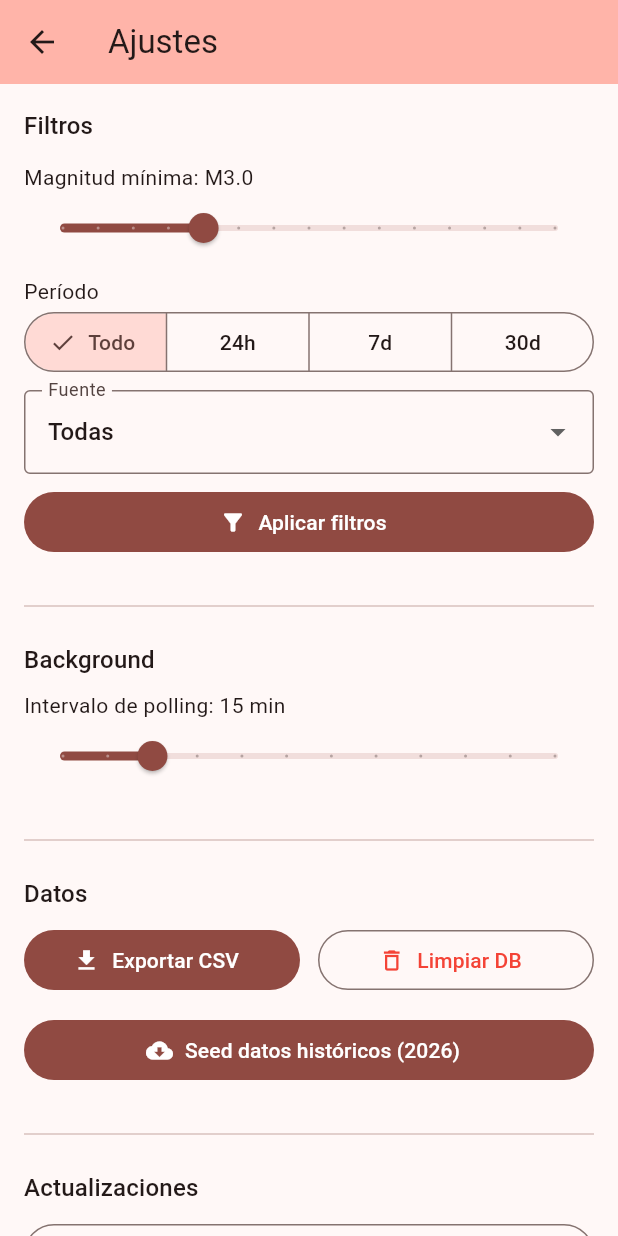
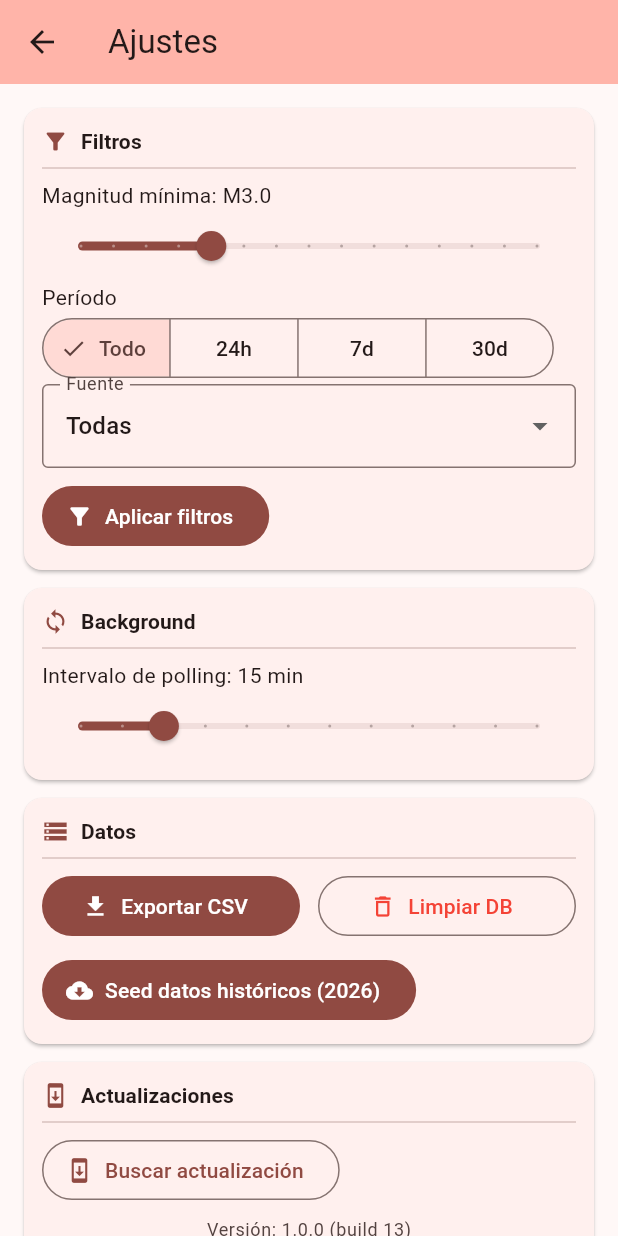
Before and after one commit to juancito8812/sismo-app, a Flutter app: the SettingsScreen screen opened directly, on a phone screen of 412 x 824 dp. Run offline on Flutter 3.47's test engine with Material 3 defaults, Android fonts, the phone set to English and light mode, and no system bars; our stand-ins replace audioplayers, csv, flutter_contacts, flutter_local_notifications, flutter_map, latlong2 and 3 more; missing offline and left inert: torch_light, workmanager; accounts and stored records are empty; statements that could not run were skipped.

Commit message:
ui: prep bar 2 filas, leyenda mapa, clustering, settings cards, estoy bien real

```diff
--- a/lib/screens/settings_screen.dart
+++ b/lib/screens/settings_screen.dart
@@ -48,15 +48,11 @@ class _SettingsScreenState extends State<SettingsScreen> {
       body: ListView(
         padding: const EdgeInsets.all(16),
         children: [
-          Text('Filtros', style: theme.textTheme.titleMedium),
-          const SizedBox(height: 12),
+          _section(theme, Icons.filter_alt, 'Filtros', [
             Text('Magnitud mínima: M${_minMagnitude.toStringAsFixed(1)}'),
-          Slider(
-            value: _minMagnitude, min: 1.0, max: 8.0, divisions: 14,
+            Slider(value: _minMagnitude, min: 1.0, max: 8.0, divisions: 14,
               label: 'M${_minMagnitude.toStringAsFixed(1)}',
-            onChanged: (v) => setState(() => _minMagnitude = v),
-          ),
-          const SizedBox(height: 8),
+              onChanged: (v) => setState(() => _minMagnitude = v)),
             Text('Período'),
             SegmentedButton<int>(
               segments: const [
@@ -68,7 +64,6 @@ class _SettingsScreenState extends State<SettingsScreen> {
               selected: {_dateFilter},
               onSelectionChanged: (v) => setState(() => _dateFilter = v.first),
             ),
-          const SizedBox(height: 8),
             DropdownButtonFormField<String>(
               value: _sourceFilter,
               decoration: const InputDecoration(labelText: 'Fuente', border: OutlineInputBorder()),
@@ -78,119 +73,98 @@ class _SettingsScreenState extends State<SettingsScreen> {
             const SizedBox(height: 8),
             FilledButton.icon(
               onPressed: () => Navigator.pop(context, _buildFilterMap()),
-            icon: const Icon(Icons.filter_alt),
-            label: const Text('Aplicar filtros'),
-          ),
-          const SizedBox(height: 24),
-          const Divider(),
-          const SizedBox(height: 16),
+              icon: const Icon(Icons.filter_alt), label: const Text('Aplicar filtros')),
+          ]),
 
-          Text('Background', style: theme.textTheme.titleMedium),
-          const SizedBox(height: 8),
+          _section(theme, Icons.sync, 'Background', [
             Text('Intervalo de polling: $_pollInterval min'),
-          Slider(
-            value: _pollInterval.toDouble(), min: 5, max: 60, divisions: 11,
+            Slider(value: _pollInterval.toDouble(), min: 5, max: 60, divisions: 11,
               label: '$_pollInterval min',
               onChangeEnd: (v) => _savePollInterval(v.round()),
-            onChanged: (v) => setState(() => _pollInterval = v.round()),
-          ),
-          const SizedBox(height: 24),
-          const Divider(),
-          const SizedBox(height: 16),
+              onChanged: (v) => setState(() => _pollInterval = v.round())),
+          ]),
 
-          Text('Datos', style: theme.textTheme.titleMedium),
-          const SizedBox(height: 8),
+          _section(theme, Icons.storage, 'Datos', [
             if (_exportPath != null)
-            Card(
-              color: Colors.green.shade50,
-              child: ListTile(
+              Card(color: Colors.green.shade50, child: ListTile(
                 leading: const Icon(Icons.check_circle, color: Colors.green),
                 title: const Text('Exportado'),
                 subtitle: Text(_exportPath!, style: const TextStyle(fontSize: 12)),
-              ),
-            ),
+              )),
             if (_seededCount > 0)
-            Card(
-              color: Colors.blue.shade50,
-              child: ListTile(
+              Card(color: Colors.blue.shade50, child: ListTile(
                 leading: const Icon(Icons.history, color: Colors.blue),
                 title: Text('$_seededCount eventos históricos (Ene–Jun 2026)'),
-              ),
-            ),
-          Row(
-            children: [
-              Expanded(
-                child: FilledButton.icon(
+              )),
+            Row(children: [
+              Expanded(child: FilledButton.icon(
                 onPressed: _exporting ? null : _exportCsv,
                 icon: _exporting
                     ? const SizedBox(width: 18, height: 18, child: CircularProgressIndicator(strokeWidth: 2))
                     : const Icon(Icons.file_download),
-                  label: const Text('Exportar CSV'),
-                ),
-              ),
+                label: const Text('Exportar CSV'))),
               const SizedBox(width: 12),
-              Expanded(
-                child: OutlinedButton.icon(
+              Expanded(child: OutlinedButton.icon(
                 onPressed: _clearing ? null : _clearDb,
                 icon: _clearing
                     ? const SizedBox(width: 18, height: 18, child: CircularProgressIndicator(strokeWidth: 2))
                     : const Icon(Icons.delete_outline, color: Colors.red),
-                  label: Text('Limpiar DB', style: TextStyle(color: _clearing ? null : Colors.red)),
-                ),
-              ),
-            ],
-          ),
-          const SizedBox(height: 12),
+                label: Text('Limpiar DB', style: TextStyle(color: _clearing ? null : Colors.red)))),
+            ]),
+            const SizedBox(height: 8),
             FilledButton.icon(
               onPressed: _seeding ? null : _seedHistorical,
               icon: _seeding
                   ? const SizedBox(width: 18, height: 18, child: CircularProgressIndicator(strokeWidth: 2))
                   : const Icon(Icons.cloud_download),
-            label: Text(_seeding ? 'Descargando...' : 'Seed datos históricos (2026)'),
-          ),
-          const SizedBox(height: 24),
-          const Divider(),
-          const SizedBox(height: 16),
-          Text('Actualizaciones', style: theme.textTheme.titleMedium),
-          const SizedBox(height: 8),
+              label: Text(_seeding ? 'Descargando...' : 'Seed datos históricos (2026)')),
+          ]),
+
+          _section(theme, Icons.system_update, 'Actualizaciones', [
             if (_updateInfo != null)
               Card(
                 color: _updateInfo!.contains('disponible') ? Colors.green.shade50 : Colors.grey.shade100,
                 child: ListTile(
-                leading: Icon(
-                  _updateInfo!.contains('disponible') ? Icons.system_update : Icons.check_circle,
-                  color: _updateInfo!.contains('disponible') ? Colors.green : Colors.grey,
-                ),
+                  leading: Icon(_updateInfo!.contains('disponible') ? Icons.system_update : Icons.check_circle,
+                    color: _updateInfo!.contains('disponible') ? Colors.green : Colors.grey),
                   title: Text(_updateInfo!),
-                subtitle: _updateUrl != null ? Text('v1.0.0 → $_updateInfo') : null,
                   trailing: _updateUrl != null
-                    ? ElevatedButton(
-                        onPressed: () => launchUrl(Uri.parse(_updateUrl!)),
-                        child: const Text('Descargar'),
-                      )
+                      ? ElevatedButton(onPressed: () => launchUrl(Uri.parse(_updateUrl!)), child: const Text('Descargar'))
                       : null,
                 ),
               ),
-          Row(
-            children: [
-              Expanded(
-                child: OutlinedButton.icon(
+            OutlinedButton.icon(
               onPressed: _checking ? null : _checkForUpdate,
               icon: _checking
                   ? const SizedBox(width: 18, height: 18, child: CircularProgressIndicator(strokeWidth: 2))
                   : const Icon(Icons.system_update),
-                  label: Text(_checking ? 'Buscando...' : 'Buscar actualización'),
-                ),
-              ),
+              label: Text(_checking ? 'Buscando...' : 'Buscar actualización')),
+            const SizedBox(height: 8),
+            Center(child: Text('Versión: 1.0.0 (build ${_buildNumber})',
+              style: theme.textTheme.bodySmall?.copyWith(color: theme.colorScheme.onSurfaceVariant))),
+          ]),
         ],
       ),
-          const SizedBox(height: 12),
-          Center(
-            child: Text('Versión: 1.0.0 (build ${_buildNumber})',
-              style: theme.textTheme.bodySmall?.copyWith(color: theme.colorScheme.onSurfaceVariant)),
+    );
+  }
+
+  Widget _section(ThemeData theme, IconData icon, String title, List<Widget> children) {
+    return Card(
+      margin: const EdgeInsets.only(bottom: 12),
+      child: Padding(
+        padding: const EdgeInsets.all(12),
+        child: Column(
+          crossAxisAlignment: CrossAxisAlignment.start,
+          children: [
+            Row(children: [
+              Icon(icon, size: 18, color: theme.colorScheme.primary),
+              const SizedBox(width: 8),
+              Text(title, style: theme.textTheme.titleSmall?.copyWith(fontWeight: FontWeight.bold)),
+            ]),
+            const Divider(),
+            ...children,
+          ],
         ),
-          const SizedBox(height: 32),
-        ],
       ),
     );
   }
```
Also changed, not shown: lib/screens/family_plan.dart (+31 -14 lines), lib/screens/home.dart (+26 -8 lines), lib/screens/map_screen.dart (+95 -38 lines). Lines whose indentation alone changed are shown as unchanged.
